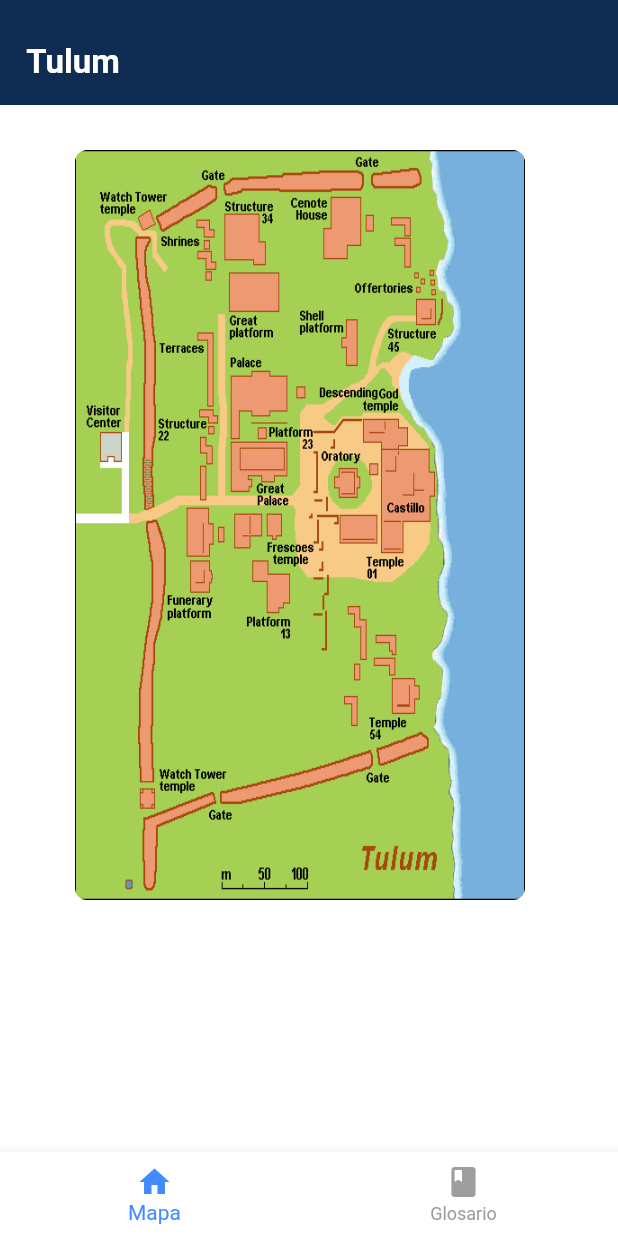
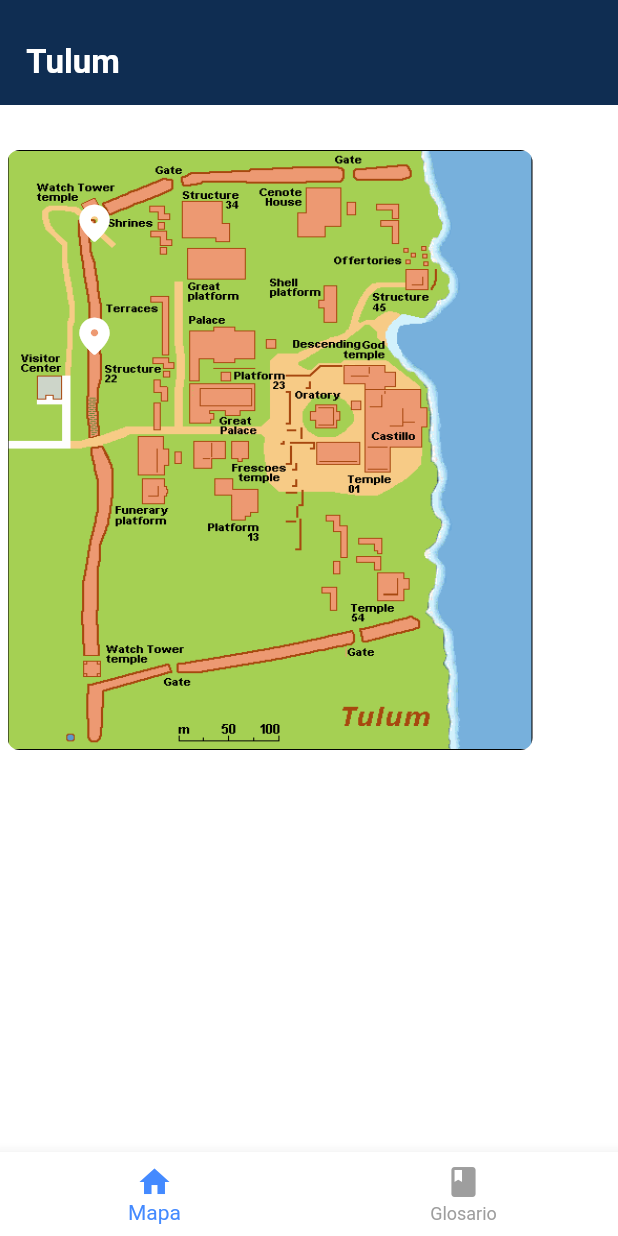
Before and after one commit to FrostedInf/app-archeologic-accesible, a Flutter app: the screen it shows after launch, on a phone screen of 412 x 824 dp. Run offline on Flutter 3.47's test engine with Material 2 defaults, Android fonts, the phone set to English and light mode, and no system bars; our stand-ins replace chewie, video_player.

Commit message:
feat&refacture - segundo refactor, funcionameinto del mapa

```diff
--- a/lib/navigation_deaf_munal.dart
+++ b/lib/navigation_deaf_munal.dart
@@ -1,6 +1,6 @@
 import 'package:flutter/material.dart';
 
-import 'package:munal_deafs_app/ui/screens/artwork_types.dart';
+import 'package:munal_deafs_app/ui/screens/maps_screen.dart';
 import 'package:munal_deafs_app/ui/screens/glossary_list_screen.dart';
 
 class NavigationDeafMunal extends StatefulWidget {
--- a/lib/ui/screens/artwork_types.dart
+++ /dev/null
@@ -1,30 +0,0 @@
-import 'package:flutter/material.dart';
-import 'package:munal_deafs_app/ui/widgets/appbar_general.dart';
-import 'package:munal_deafs_app/ui/widgets/menu_artworks.dart';
-
-class ArtworkTypes extends StatelessWidget {
-  @override
-  Widget build(BuildContext context) {
-    // TODO: implement build
-    final imageMap = Container(
-      margin: EdgeInsets.only(top: 100.0, left: 50.0, bottom: 20.0),
-      width: 300.0,
-      height: 500.0,
-      decoration: BoxDecoration(
-          shape: BoxShape.rectangle,
-          borderRadius: BorderRadius.all(Radius.circular(8.0)),
-          image: DecorationImage(
-            fit: BoxFit.fill,
-            image: AssetImage("assets/img/tulumcroquis.png"),
-          )),
-    );
-    return Stack(
-      children: [
-        AppBarGeneral("Tulum"),
-        Column(
-          children: [imageMap],
-        )
-      ],
-    );
-  }
-}
--- /dev/null
+++ b/lib/ui/screens/maps_screen.dart
@@ -0,0 +1,51 @@
+import 'package:flutter/material.dart';
+import 'package:munal_deafs_app/ui/widgets/appbar_general.dart';
+import 'package:munal_deafs_app/ui/widgets/mapicon_btn.dart';
+
+class ArtworkTypes extends StatelessWidget {
+  @override
+  Widget build(BuildContext context) {
+    final imageMap = Container(
+      margin: EdgeInsets.only(top: 100.0, left: 5.0, bottom: 20.0),
+      width: 350.0,
+      height: 400.0,
+      decoration: BoxDecoration(
+          shape: BoxShape.rectangle,
+          borderRadius: BorderRadius.all(Radius.circular(8.0)),
+          image: DecorationImage(
+            fit: BoxFit.fill,
+            image: AssetImage("assets/img/tulumcroquis.png"),
+          )),
+      child: Stack(
+        children: [
+          Positioned(
+            top: 25,
+            left: 30,
+            child: MapIconBtn(
+              identi: 2,
+            ),
+          ),
+          Positioned(
+            top: 100,
+            left: 30,
+            child: MapIconBtn(
+              identi: 2,
+            ),
+          ),
+        ],
+      ),
+    );
+    return Stack(
+      children: [
+        Column(
+          children: [
+            InteractiveViewer(
+              child: imageMap,
+            )
+          ],
+        ),
+        AppBarGeneral("Tulum"),
+      ],
+    );
+  }
+}
--- /dev/null
+++ b/lib/ui/widgets/mapicon_btn.dart
@@ -0,0 +1,41 @@
+import 'package:flutter/material.dart';
+import 'package:munal_deafs_app/ui/screens/general_list_screen.dart';
+
+class MapIconBtn extends StatefulWidget {
+  final int identi;
+  const MapIconBtn({
+    Key? key,
+    required this.identi,
+  }) : super(key: key);
+  @override
+  State<StatefulWidget> createState() {
+    return _MapIconBtn();
+  }
+}
+
+class _MapIconBtn extends State<MapIconBtn> {
+  void onPressButton() {
+    if (widget.identi == 2) {
+      Navigator.push(context,
+          MaterialPageRoute(builder: (context) => GeneralListScreen()));
+    }
+  }
+
+  @override
+  Widget build(BuildContext context) {
+    final indicatormap = TextButton.icon(
+      onPressed: onPressButton,
+      label: Text(
+        "",
+        style: TextStyle(color: Colors.grey),
+      ),
+      icon: Icon(
+        Icons.place_rounded,
+        color: Colors.white,
+        size: 30.0,
+      ),
+    );
+
+    return indicatormap;
+  }
+}
```
Also changed, not shown: lib/models/architecture.dart (deleted, +0 -13 lines), lib/models/pieza.dart (added, +15 -0 lines), lib/ui/screens/desc_screen.dart (renamed from lib/ui/screens/paint_desc_screen.dart, +6 -11 lines), lib/ui/screens/general_list_screen.dart (renamed from lib/ui/screens/architec_list_screen.dart, +12 -12 lines), lib/ui/screens/glossary_description.dart (+2 -7 lines), lib/ui/widgets/appbar_backarrow.dart (+17 -7 lines), lib/ui/widgets/card_pieza.dart (renamed from lib/ui/widgets/card_architecture.dart, +12 -12 lines), lib/ui/widgets/listview_Pieza.dart (renamed from lib/ui/widgets/listview_architec.dart, +9 -11 lines), lib/ui/widgets/menu_buttons_artworks.dart (+2 -6 lines), 1 other file.
